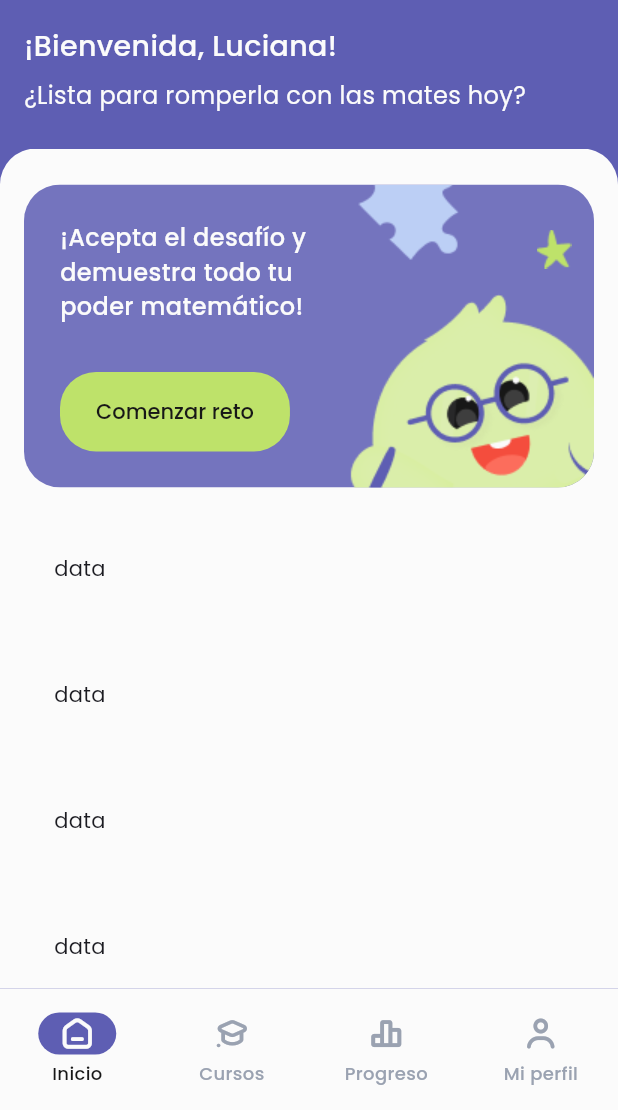
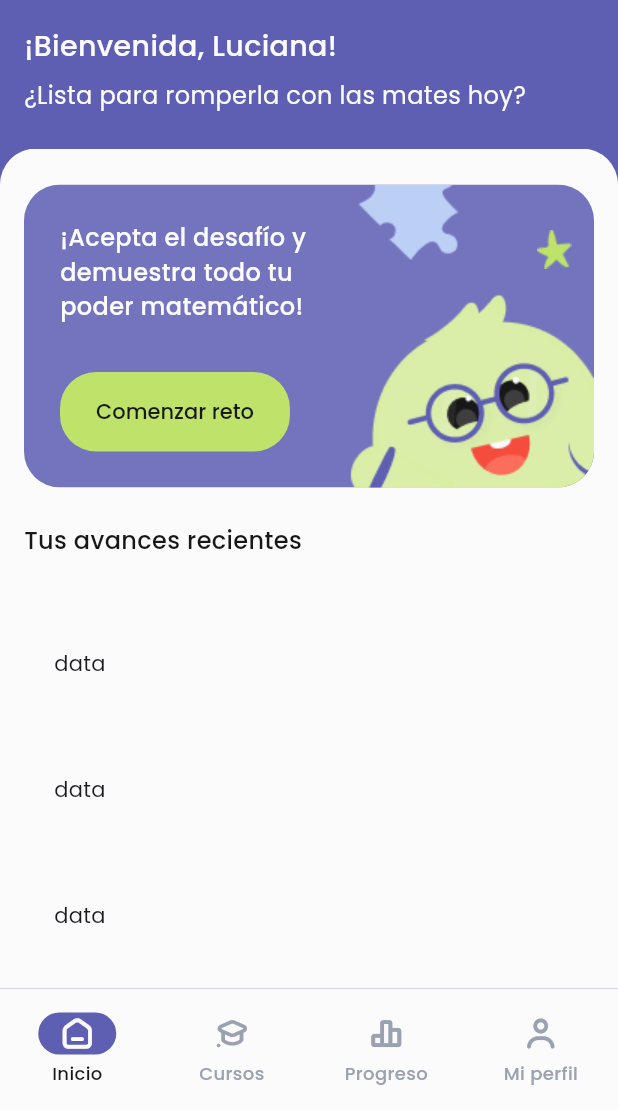
Before and after one commit to JoshuaPariona/edu_teens, a Flutter app: the screen it shows after launch, on a phone screen of 412 x 824 dp, the part 126-1236 px from its top. Run offline on Flutter 3.47's test engine with Material 3 defaults, Android fonts, the phone set to English and light mode, and no system bars; our stand-ins replace go_router.

Commit message:
adding app section

```diff
--- /dev/null
+++ b/lib/components/app_section.dart
@@ -0,0 +1,44 @@
+import 'package:edu_teens/components/app_text.dart';
+import 'package:edu_teens/components/app_text_button.dart';
+import 'package:edu_teens/theme/extensions/app_section_theme.dart';
+import 'package:flutter/material.dart';
+
+class AppSection extends StatelessWidget {
+  final String title;
+  final VoidCallback? onSeeMore;
+  final Widget content;
+
+  const AppSection({
+    super.key,
+    required this.title,
+    required this.content,
+    this.onSeeMore,
+  });
+
+  @override
+  Widget build(BuildContext context) {
+    final theme = Theme.of(context).extension<AppSectionTheme>()!;
+    return Column(
+      children: [
+        Row(
+          mainAxisAlignment: MainAxisAlignment.spaceBetween,
+          children: [
+            AppText(
+              title,
+              size: AppTextSizeType.subtitle,
+              weight: AppTextWeightType.medium,
+            ),
+            if (onSeeMore != null)
+              AppTextButton(
+                title: "Ver más",
+                type: AppTextButtonType.text,
+                onPress: onSeeMore,
+              ),
+          ],
+        ),
+        SizedBox(height: theme.style.verticalGap, width: double.infinity),
+        content,
+      ],
+    );
+  }
+}
--- a/lib/pages/dashboard/home_page.dart
+++ b/lib/pages/dashboard/home_page.dart
@@ -1,4 +1,5 @@
 import 'package:edu_teens/components/app_page.dart';
+import 'package:edu_teens/components/app_section.dart';
 import 'package:edu_teens/components/info_card.dart';
 import 'package:edu_teens/utils.dart';
 import 'package:flutter/material.dart';
@@ -12,6 +13,7 @@ class HomePage extends StatelessWidget {
       attachScrollController: true,
       children: [
         InfoCard(),
+        AppSection(title: "Tus avances recientes", content: SizedBox()),
         ...buildWidgetArray(
           30,
           (n) => Padding(padding: EdgeInsets.all(20), child: Text("data")),
--- a/lib/theme/app_theme.dart
+++ b/lib/theme/app_theme.dart
@@ -5,6 +5,7 @@ import 'package:edu_teens/consts/app_strings.dart';
 import 'package:edu_teens/theme/extensions/app_bar_theme.dart';
 import 'package:edu_teens/theme/extensions/app_label_variant_themes.dart';
 import 'package:edu_teens/theme/extensions/app_page_theme.dart';
+import 'package:edu_teens/theme/extensions/app_section_theme.dart';
 import 'package:edu_teens/theme/extensions/bottom_nav_theme.dart';
 import 'package:edu_teens/theme/extensions/elevated_button_variant_themes.dart';
 import 'package:edu_teens/theme/extensions/icon_button_variant_themes.dart';
@@ -57,6 +58,7 @@ class AppTheme {
         warning: buildPrimaryLabelLightStyle(),
       ),
       InfoCardTheme(style: buildInfoCardLightStyle()),
+      AppSectionTheme(style: buildAppSectionLightStyle())
     ],
 
     elevatedButtonTheme: ElevatedButtonThemeData(
--- /dev/null
+++ b/lib/theme/extensions/app_section_theme.dart
@@ -0,0 +1,33 @@
+import 'package:flutter/material.dart';
+import 'package:edu_teens/consts/app_dimensions.dart';
+
+AppPSectionStyle buildAppSectionLightStyle() {
+  return const AppPSectionStyle(
+    verticalGap: AppDimensions.spaceMedium,
+  );
+}
+
+class AppPSectionStyle {
+  final double verticalGap;
+
+  const AppPSectionStyle({
+    required this.verticalGap,
+  });
+}
+
+class AppSectionTheme extends ThemeExtension<AppSectionTheme> {
+  final AppPSectionStyle style;
+
+  const AppSectionTheme({required this.style});
+
+  @override
+  AppSectionTheme copyWith({AppPSectionStyle? style}) {
+    return AppSectionTheme(style: style ?? this.style);
+  }
+
+  @override
+  AppSectionTheme lerp(ThemeExtension<AppSectionTheme>? other, double t) {
+    if (other is! AppSectionTheme) return this;
+    return this;
+  }
+}
```
Also changed, not shown: lib/components/app_text_button.dart (+3 -5 lines), 1 other file.
